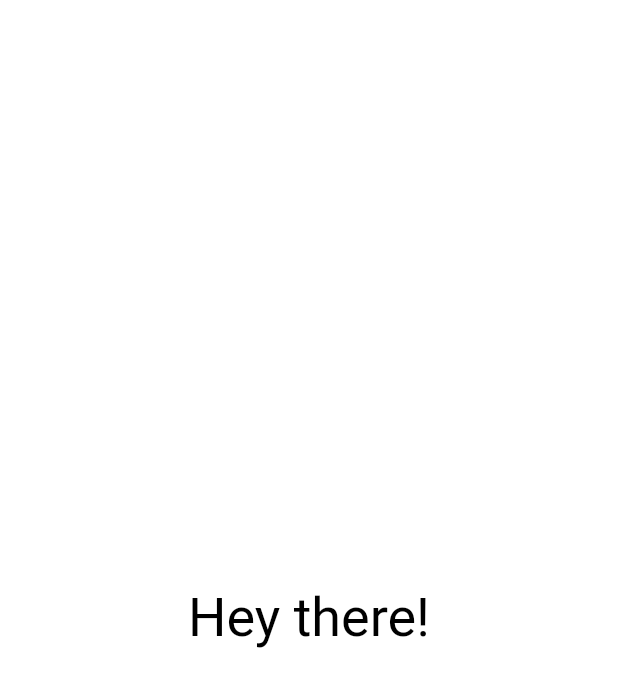
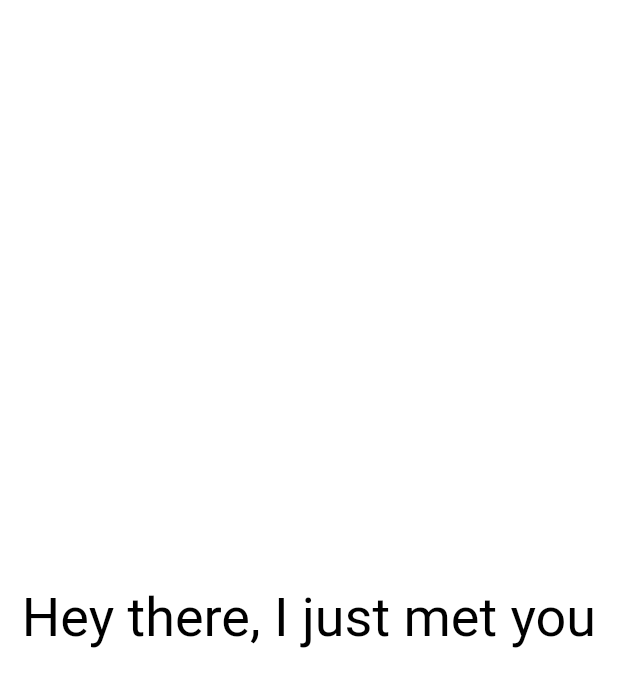
Before and after one commit to k3r14q/heythere, a Flutter app: the screen it shows after launch, on a phone screen of 412 x 824 dp. Shown: the top 687 px of the screen. Run offline on Flutter 3.47's test engine with Material 2 defaults, Android fonts, the phone set to English and light mode, and no system bars.

Commit message:
Commit #5

```diff
--- /dev/null
+++ b/lib/custom_background.dart
@@ -0,0 +1,25 @@
+import 'dart:math';
+import 'package:flutter/material.dart';
+
+///
+class CustomBackground {
+  final Random _random = Random();
+  final int _maxColorValue;
+  Color _color;
+
+  /// Getter for _color
+  Color get color {
+    return _color;
+  }
+
+  /// Constructor
+  CustomBackground(this._maxColorValue, this._color);
+
+  /// Method for generating color
+  Color changeColor() => _color = Color.fromRGBO(
+        _random.nextInt(_maxColorValue),
+        _random.nextInt(_maxColorValue),
+        _random.nextInt(_maxColorValue),
+        1,
+      );
+}
--- /dev/null
+++ b/lib/lyrics.dart
@@ -0,0 +1,29 @@
+///
+class Lyrics {
+  final List<String> _lines = [
+    "Hey there, I just met you",
+    "And this is craaaazy",
+    "But here's my number",
+    "So call me, maybe <3",
+  ];
+
+  int _currentLine = 0;
+  final int _maxLine = 3;
+
+  /// Getter for _currentLine
+  int get currentLine {
+    return _currentLine;
+  }
+
+  /// Getter for _lines
+  List<String> get lines {
+    return _lines;
+  }
+
+  /// Method for moving to the next line of the song
+  void toNextLine() {
+    if (_currentLine < _maxLine) {
+      _currentLine++;
+    }
+  }
+}
--- a/lib/my_app.dart
+++ b/lib/my_app.dart
@@ -1,5 +1,6 @@
-import 'dart:math';
 import 'package:flutter/material.dart';
+import 'package:heythere/custom_background.dart';
+import 'package:heythere/lyrics.dart';
 
 void main() {
   runApp(const MyApp());
@@ -29,20 +30,10 @@ class HomePage extends StatefulWidget {
 }
 
 class _HomePageState extends State<HomePage> {
-  Random random = Random();
-  int maxColorValue = 256;
-  Color customBackgroundColor = Colors.white;
   double textFontSize = 36;
   double luminanceLevel = 0.5;
-
-  void changeBackgroundColor() {
-    customBackgroundColor = Color.fromRGBO(
-      random.nextInt(maxColorValue),
-      random.nextInt(maxColorValue),
-      random.nextInt(maxColorValue),
-      1,
-    );
-  }
+  CustomBackground customBackground = CustomBackground(256, Colors.white);
+  Lyrics lyrics = Lyrics();
 
   @override
   Widget build(BuildContext context) {
@@ -51,20 +42,22 @@ class _HomePageState extends State<HomePage> {
         child: GestureDetector(
           child: Container(
             alignment: Alignment.center,
-            color: customBackgroundColor,
+            color: customBackground.color,
             child: Text(
-              "Hey there!",
+              lyrics.lines[lyrics.currentLine],
               style: TextStyle(
                 fontSize: textFontSize,
-                color: customBackgroundColor.computeLuminance() > luminanceLevel
-                    ? Colors.black
-                    : Colors.white,
+                color:
+                    customBackground.color.computeLuminance() > luminanceLevel
+                        ? Colors.black
+                        : Colors.white,
               ),
             ),
           ),
           onTap: () {
             setState(() {
-              changeBackgroundColor();
+              customBackground.changeColor();
+              lyrics.toNextLine();
             });
           },
         ),
--- a/pubspec.yaml
+++ b/pubspec.yaml
@@ -35,6 +35,7 @@ dependencies:
   # The following adds the Cupertino Icons font to your application.
   # Use with the CupertinoIcons class for iOS style icons.
   cupertino_icons: ^1.0.2
+  google_fonts: ^4.0.3
 
 dev_dependencies:
   flutter_test:
```
Also changed, not shown: pubspec.lock, 1 other file.
